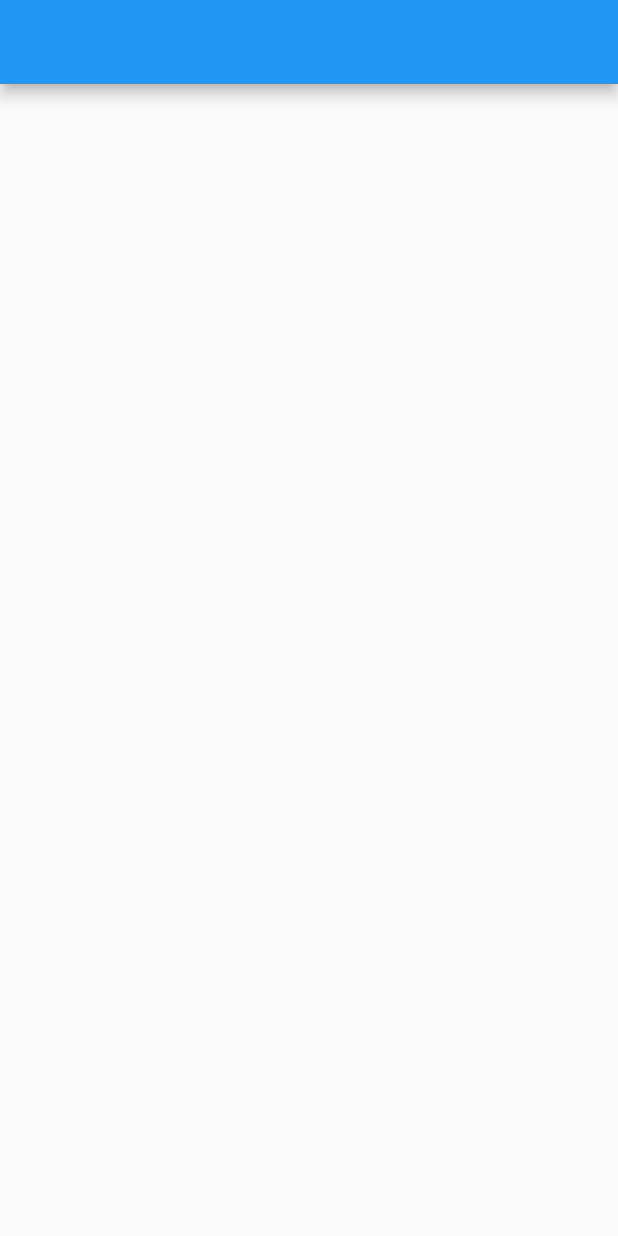
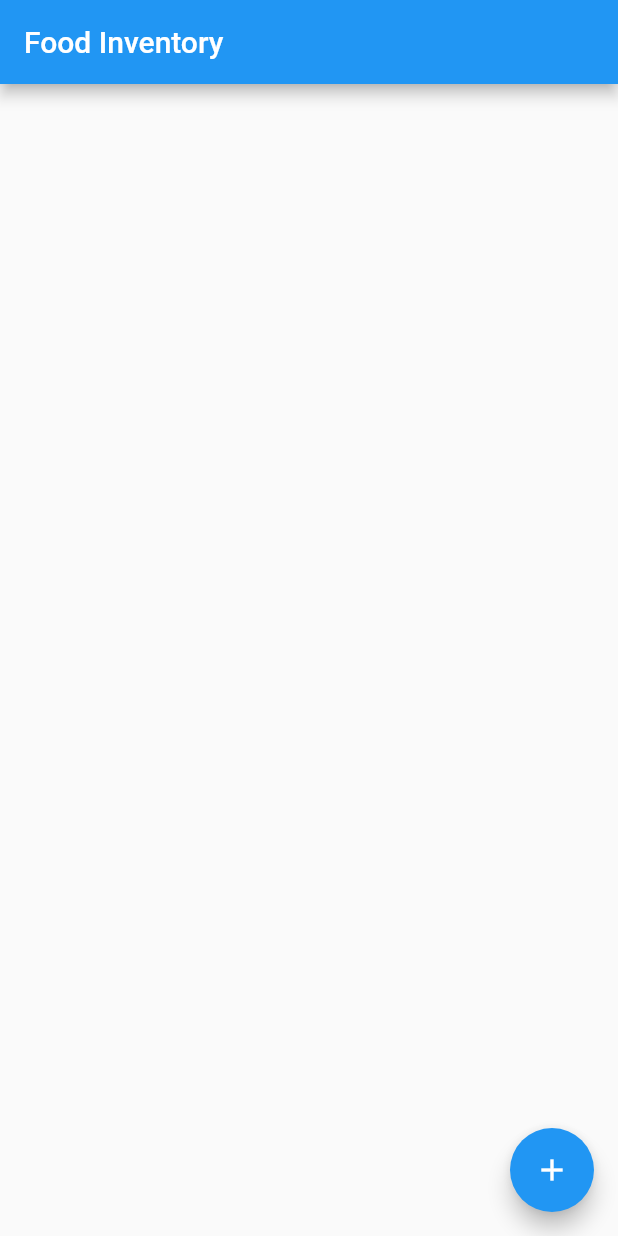
Before and after one commit to kkwillijr/testapp, a Flutter app: the screen it shows after launch, on a phone screen of 412 x 824 dp. Run offline on Flutter 3.47's test engine with Material 2 defaults, Android fonts, the phone set to English and light mode, and no system bars.

Commit message:
Base Demo

```diff
--- a/lib/main.dart
+++ b/lib/main.dart
@@ -1,18 +1,25 @@
 import 'package:flutter/material.dart';
-import 'package:testapp/pages/home.dart';
+import 'screens/food_inventory_screen.dart';
 
-void main() {
-  runApp(const MyApp());
-}
+void main() => runApp(const MyApp());
 
 class MyApp extends StatelessWidget {
-  const MyApp({super.key});
+  final Key? widgetkey;
 
-  // This widget is the root of your application.
+  const MyApp({super.key, this.widgetkey});
+
   @override
   Widget build(BuildContext context) {
-    return const MaterialApp(
-        debugShowCheckedModeBanner: false, home: HomePage());
+    return MaterialApp(
+      key: widgetkey,
+      title: 'Nutrition Tracking App',
+      theme: ThemeData(
+        primarySwatch: Colors.blue,
+      ),
+      home: const FoodInventoryScreen(
+        foodItems: [],
+      ), // Initial screen of the app
+    );
   }
 }
 
--- /dev/null
+++ b/lib/models/food_item.dart
@@ -0,0 +1,6 @@
+class FoodItem {
+  final String name;
+  final double calories;
+
+  FoodItem({required this.name, required this.calories});
+}
--- a/lib/pages/home.dart
+++ /dev/null
@@ -1,13 +0,0 @@
-import 'package:flutter/material.dart';
-
-class HomePage extends StatelessWidget {
-  const HomePage({super.key});
-
-  @override
-  Widget build(BuildContext context) {
-    return Scaffold(
-      //Scaffold is our main widget for the page
-      appBar: AppBar(),
-    );
-  }
-}
--- /dev/null
+++ b/lib/screens/food_inventory_screen.dart
@@ -0,0 +1,41 @@
+import 'package:flutter/material.dart';
+import 'package:testapp/screens/add_food_screen.dart'; // Import AddFoodScreen Class
+import 'package:testapp/models/food_item.dart'; // Import the FoodItem class
+
+class FoodInventoryScreen extends StatelessWidget {
+  final List<FoodItem> foodItems;
+  final Key? widgetKey; // Custom key parameter
+
+  // Initialize the widgetKey parameter in the constructor
+  const FoodInventoryScreen({Key? key, required this.foodItems, this.widgetKey})
+      : super(key: key);
+
+  @override
+  Widget build(BuildContext context) {
+    return Scaffold(
+      appBar: AppBar(
+        title: const Text('Food Inventory'),
+      ),
+      body: ListView.builder(
+        itemCount: foodItems.length,
+        itemBuilder: (context, index) {
+          var foodItem = foodItems[index];
+          return ListTile(
+            title: Text(foodItem.name),
+            subtitle: Text('${foodItem.calories} calories'),
+          );
+        },
+      ),
+      floatingActionButton: FloatingActionButton(
+        onPressed: () {
+          Navigator.push(
+            context,
+            MaterialPageRoute(
+                builder: (context) => AddFoodScreen(foodItems: foodItems)),
+          );
+        },
+        child: const Icon(Icons.add),
+      ),
+    );
+  }
+}
--- a/pubspec.yaml
+++ b/pubspec.yaml
@@ -30,7 +30,7 @@ environment:
 dependencies:
   flutter:
     sdk: flutter
-
+  provider: ^6.0.5
 
   # The following adds the Cupertino Icons font to your application.
   # Use with the CupertinoIcons class for iOS style icons.
```
Also changed, not shown: lib/screens/add_food_screen.dart (added, +49 -0 lines), lib/screens/nutrition_screen.dart (added), pubspec.lock.
